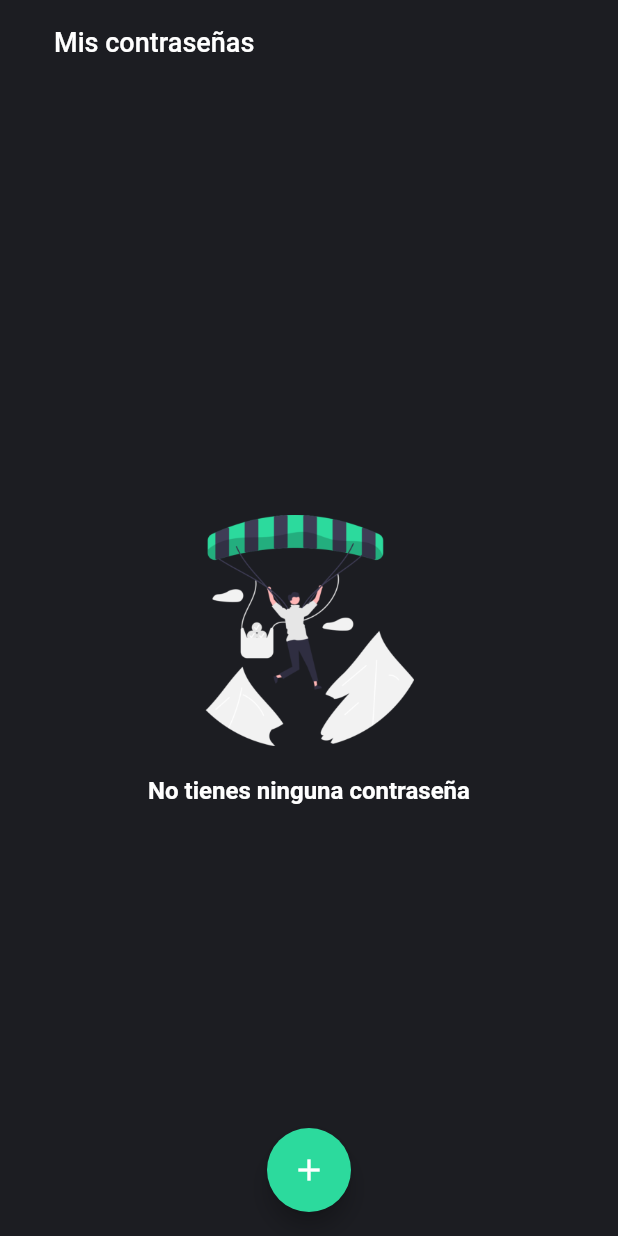
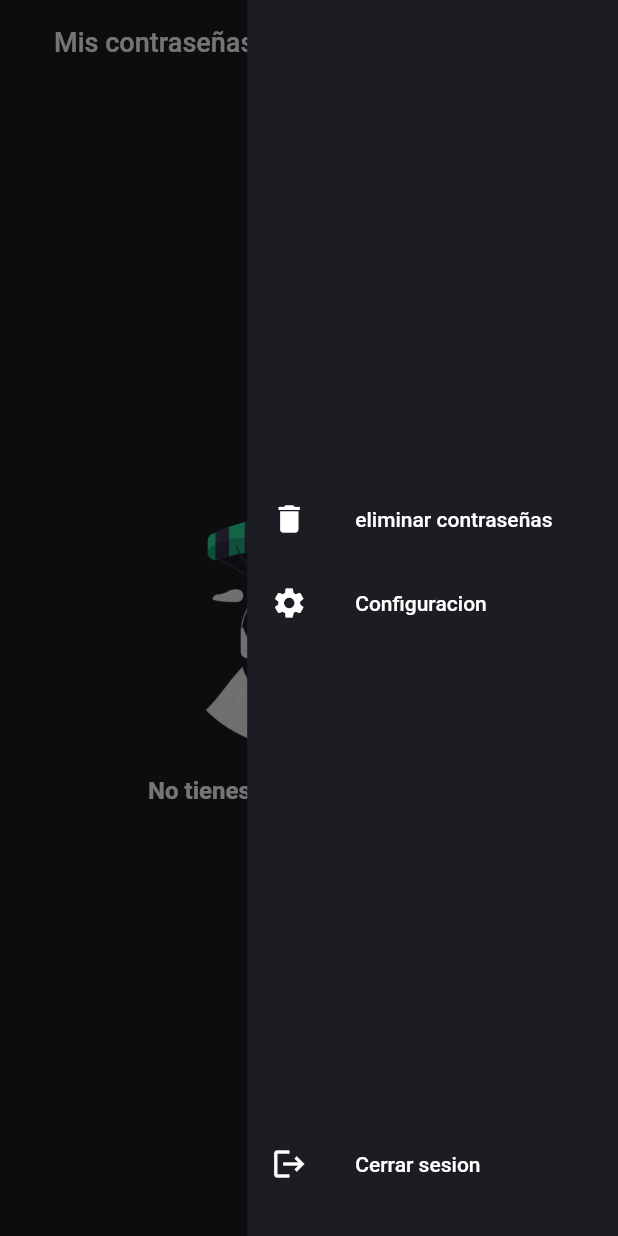
Before and after one commit to Dayrons/lockspace, a Flutter app: the PaginaInicio screen opened directly, with the side drawer open (before the commit the screen has no drawer), on a phone screen of 412 x 824 dp. Run offline on Flutter 3.47's test engine with Material 2 defaults, Android fonts, the phone set to English and light mode, and no system bars; our stand-ins replace bloc, flutter_bloc, qr_flutter, shared_preferences, sqflite; missing offline and left inert: clipboard, encrypt; accounts and stored records are empty.

Commit message:
Creacion de barradrawer

```diff
--- a/lib/pages/inicio/pagina_usuario.dart
+++ b/lib/pages/inicio/pagina_usuario.dart
@@ -2,6 +2,7 @@ import 'package:app/bloc/GestionPasswordBloc/gestionpassword_bloc.dart';
 import 'package:app/pages/inicio/widgets/notificacion.dart';
 import 'package:app/pages/registrar_password/pagina_registrar_password.dart';
 import 'package:app/pages/inicio/widgets/password.dart';
+import 'package:app/utils/ui.dart';
 import 'package:flutter/cupertino.dart';
 import 'package:flutter/material.dart';
 import 'package:flutter_bloc/flutter_bloc.dart';
@@ -25,6 +26,53 @@ class _PaginaInicioState extends State<PaginaInicio> {
     final Size size = MediaQuery.of(context).size;
     return Scaffold(
       backgroundColor: Color(0XFF1c1d22),
+      endDrawer: Container(
+        padding: EdgeInsets.only(bottom: 20),
+        color: Color(fondo),
+        width: MediaQuery.of(context).size.width * 0.6,
+        child: Column(
+          mainAxisAlignment: MainAxisAlignment.spaceBetween,
+          children: [
+            Expanded(
+              child: Column(
+                mainAxisAlignment: MainAxisAlignment.center,
+                children: [
+                  ListTile(
+                    leading: Icon(Icons.delete, color: Colors.white),
+                    title: Text(
+                      'eliminar contraseñas',
+                      style: TextStyle(color: Colors.white),
+                    ),
+                    onTap: () {
+                      Navigator.pop(context);
+                    },
+                  ),
+                  ListTile(
+                    leading: Icon(Icons.settings, color: Colors.white),
+                    title: Text(
+                      'Configuracion',
+                      style: TextStyle(color: Colors.white),
+                    ),
+                    onTap: () {
+                      Navigator.pop(context);
+                    },
+                  ),
+                ],
+              ),
+            ),
+            ListTile(
+              leading: Icon(Icons.logout, color: Colors.white),
+              title: Text(
+                'Cerrar sesion',
+                style: TextStyle(color: Colors.white),
+              ),
+              onTap: () {
+                Navigator.pop(context);
+              },
+            ),
+          ],
+        ),
+      ),
       appBar: AppBar(
         elevation: 0,
         title: Padding(
@@ -72,13 +120,14 @@ class _PaginaInicioState extends State<PaginaInicio> {
                     'assets/4.png',
                     width: 140,
                   ),
-                  SizedBox(height: 20.00,),
+                  SizedBox(
+                    height: 20.00,
+                  ),
                   Text('No tienes ninguna contraseña',
                       style: TextStyle(
-                        color: Colors.white,
-                        fontWeight: FontWeight.bold,
-                        fontSize: 16.00
-                      ))
+                          color: Colors.white,
+                          fontWeight: FontWeight.bold,
+                          fontSize: 16.00))
                 ],
               ),
             );
```
